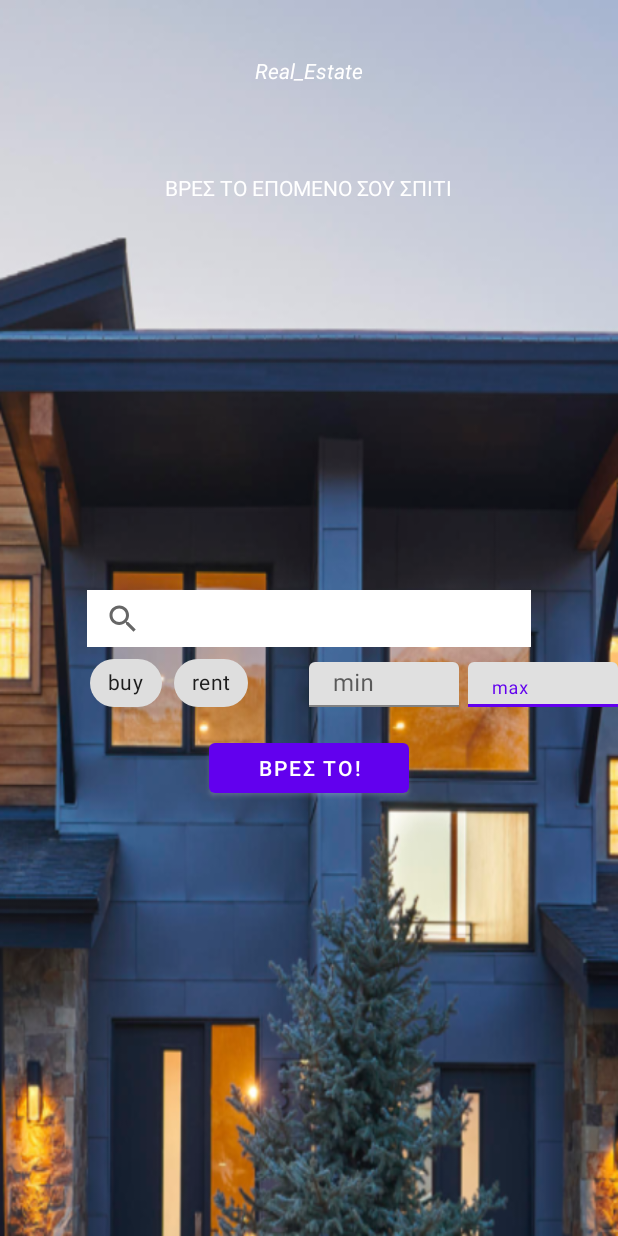
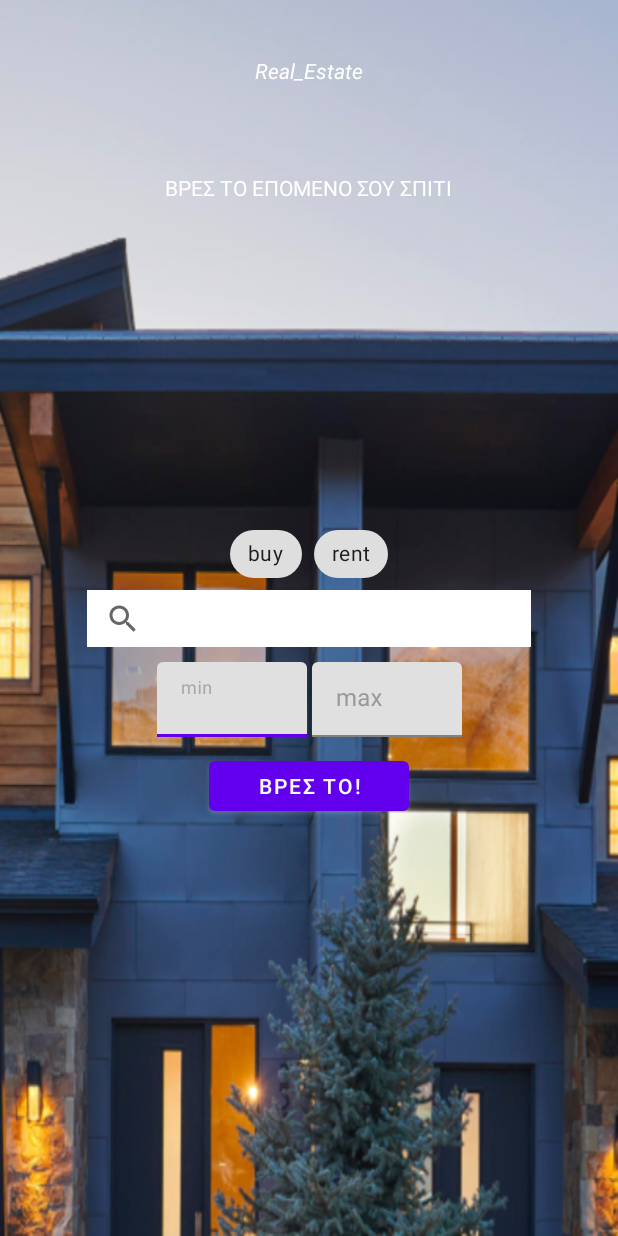
Before and after one commit to ChristosTzikos/RealEstate_FrontEnd, an Android app: the layout activity_intro.xml on its own in the app's theme, with its tools: preview values and no code run, on a phone screen of 412 x 824 dp. Run offline under Robolectric (Android 15) with nearby library versions, the phone set to English and light mode, and no system bars.

Commit message:
RealEstate_FrontEnd

```diff
--- a/app/src/main/java/com/example/real_estate/IntoActivity.kt
+++ b/app/src/main/java/com/example/real_estate/IntroActivity.kt
@@ -4,20 +4,11 @@ import android.content.Intent
 import androidx.appcompat.app.AppCompatActivity
 import android.os.Bundle
 import android.widget.Button
-import androidx.constraintlayout.widget.ConstraintLayout
 
 
-class IntoActivity : AppCompatActivity() {
+class IntroActivity : AppCompatActivity() {
     override fun onCreate(savedInstanceState: Bundle?) {
         super.onCreate(savedInstanceState)
         setContentView(R.layout.activity_intro)
-
-        val findBtn = findViewById<Button>(R.id.button)
-        findBtn.setOnClickListener {
-            val intent = Intent (this,MainActivity::class.java)
-            startActivity(intent)
-
-        }
-
     }
 }
--- a/app/src/main/java/com/example/real_estate/MainActivity.kt
+++ b/app/src/main/java/com/example/real_estate/MainActivity.kt
@@ -3,10 +3,9 @@ package com.example.real_estate
 import android.os.Bundle
 import androidx.appcompat.app.AppCompatActivity
 
-class MainActivity {
-
-    class IntoActivity : AppCompatActivity() {
-        override fun onCreate(savedInstanceState: Bundle?) {
-            super.onCreate(savedInstanceState)
-            setContentView(R.layout.activity_main)
+class MainActivity : AppCompatActivity() {
+    override fun onCreate(savedInstanceState: Bundle?) {
+        super.onCreate(savedInstanceState)
+        setContentView(R.layout.activity_main)
+    }
 }
--- a/app/src/main/res/layout/activity_intro.xml
+++ b/app/src/main/res/layout/activity_intro.xml
@@ -5,7 +5,7 @@
     android:layout_width="match_parent"
     android:layout_height="match_parent"
     android:background="@drawable/background_1"
-    tools:context=".IntoActivity">
+    tools:context=".MainActivity">
 
     <TextView
         android:id="@+id/textView2"
@@ -18,9 +18,7 @@
         app:layout_constraintEnd_toEndOf="parent"
         app:layout_constraintStart_toStartOf="parent"
         app:layout_constraintTop_toTopOf="parent"
-        android:layout_marginTop="-300dp"
-
-        />
+        android:layout_marginTop="-300dp" />
 
     <TextView
         android:id="@+id/textView3"
@@ -38,11 +36,11 @@
         android:id="@+id/chipGroup"
         android:layout_width="wrap_content"
         android:layout_height="wrap_content"
-        app:layout_constraintTop_toBottomOf="@+id/searchView"
+        app:layout_constraintBottom_toTopOf="@+id/searchView"
         app:layout_constraintStart_toStartOf="parent"
-        app:singleSelection="true"
-        android:layout_marginLeft="60dp"
-        >
+        app:layout_constraintEnd_toEndOf="parent"
+        app:singleSelection="true">
+
 
         <com.google.android.material.chip.Chip
             android:id="@+id/buy_chip"
@@ -56,10 +54,9 @@
             style="@style/CustomChipStyle"
             android:layout_width="wrap_content"
             android:layout_height="wrap_content"
-            android:text="rent"
+            android:text="rent" />
+    </com.google.android.material.chip.ChipGroup>
 
-            />
-    </com.google.android.material.chip.ChipGroup>
 
     <SearchView
         android:id="@+id/searchView"
@@ -72,46 +69,64 @@
         app:layout_constraintTop_toTopOf="parent" />
 
 
-    <com.google.android.material.textfield.TextInputLayout
-        android:id="@+id/textInputLayout"
-        android:layout_width="100dp"
-        android:layout_height="30dp"
-        app:layout_constraintEnd_toEndOf="parent"
-        app:layout_constraintTop_toBottomOf="@id/searchView"
-        android:layout_marginTop="10dp">
-
-        <com.google.android.material.textfield.TextInputEditText
-            android:layout_width="match_parent"
-            android:layout_height="wrap_content"
-            android:hint="max" />
-    </com.google.android.material.textfield.TextInputLayout>
-
-    <com.google.android.material.textfield.TextInputLayout
-        android:layout_width="100dp"
-        android:layout_height="30dp"
-
-        app:layout_constraintTop_toBottomOf="@id/searchView"
-        app:layout_constraintEnd_toEndOf="parent"
-        app:layout_constraintStart_toStartOf="parent"
-        android:layout_marginLeft="100dp"
-        android:layout_marginTop="10dp">
-
-        <com.google.android.material.textfield.TextInputEditText
-            android:layout_width="match_parent"
-            android:layout_height="wrap_content"
-            android:hint="min" />
-    </com.google.android.material.textfield.TextInputLayout>
-
     <Button
         android:id="@+id/button"
         android:layout_width="133dp"
         android:layout_height="45dp"
         android:outlineSpotShadowColor="@color/white"
         android:text="ΒΡΕΣ ΤΟ!"
-
         app:layout_constraintEnd_toEndOf="parent"
         app:layout_constraintStart_toStartOf="parent"
-        app:layout_constraintTop_toBottomOf="@+id/chipGroup"
-        android:layout_marginTop="10dp"/>
+        app:layout_constraintTop_toBottomOf="@+id/price_layout"
+        android:layout_marginTop="10dp"
+        />
+
+    <LinearLayout
+        android:id="@+id/price_layout"
+        android:layout_width="wrap_content"
+        android:layout_height="wrap_content"
+        android:layout_marginTop="10dp"
+        android:orientation="horizontal"
+        app:layout_constraintEnd_toEndOf="parent"
+        app:layout_constraintStart_toStartOf="parent"
+        app:layout_constraintTop_toBottomOf="@id/searchView">
+
+
+        <com.google.android.material.textfield.TextInputLayout
+
+            android:id="@+id/min_layout"
+            android:layout_width="100dp"
+            android:layout_height="50dp"
+            android:hint="min"
+            android:textColorHint="#9A9999"
+            app:hintTextColor="#A8A8A8">
+
+            <com.google.android.material.textfield.TextInputEditText
+                android:layout_width="match_parent"
+                android:layout_height="wrap_content"
+                android:inputType="number"
+                android:textColorHint="#616161"
+                tools:ignore="TouchTargetSizeCheck" />
+        </com.google.android.material.textfield.TextInputLayout>
+
+        <com.google.android.material.textfield.TextInputLayout
+            android:layout_width="100dp"
+            android:layout_height="50dp"
+            android:layout_marginLeft="3dp"
+            android:hint="max"
+            android:textColorHint="#9A9999"
+            app:hintTextColor="#979797">
+
+            <com.google.android.material.textfield.TextInputEditText
+
+                android:layout_width="match_parent"
+                android:layout_height="wrap_content"
+                android:inputType="number"
+                android:textColorHint="#616161"
+                tools:ignore="TouchTargetSizeCheck" />
+
+        </com.google.android.material.textfield.TextInputLayout>
+
+    </LinearLayout>
 
 </androidx.constraintlayout.widget.ConstraintLayout>
```
Also changed, not shown: build.gradle (line endings or trailing spaces).
